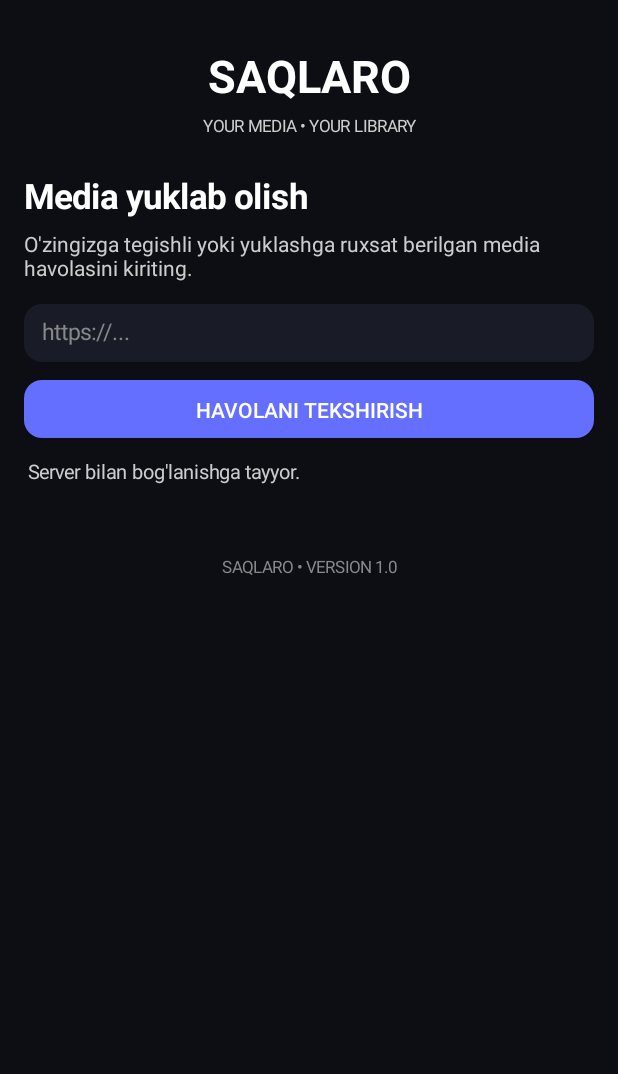
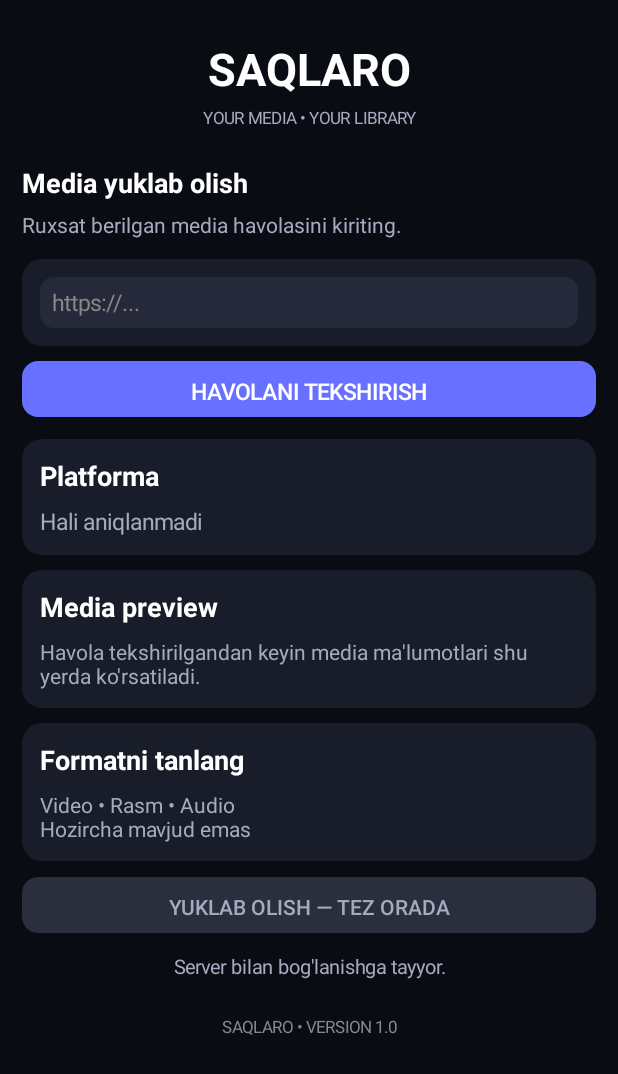
Before and after one commit to hayitboy850-ai/Saqlaro, an Android app: the screen it shows after launch (MainActivity), on a phone screen of 412 x 824 dp. Shown: the top 1074 px of the screen. Run offline under Robolectric (Android 15) with nearby library versions, the phone set to English and light mode, and no system bars.

Commit message:
Upgrade SAQLARO Android interface

```diff
--- a/android-app/app/src/main/java/com/saqlaro/app/MainActivity.java
+++ b/android-app/app/src/main/java/com/saqlaro/app/MainActivity.java
@@ -6,9 +6,11 @@ import android.graphics.Color;
 import android.graphics.Typeface;
 import android.graphics.drawable.GradientDrawable;
 import android.view.Gravity;
+import android.view.View;
 import android.widget.*;
 
 import org.json.JSONObject;
+import org.json.JSONArray;
 
 import java.io.BufferedReader;
 import java.io.InputStream;
@@ -19,13 +21,16 @@ import java.net.URL;
 
 public class MainActivity extends Activity {
 
-    int bg = Color.rgb(12, 14, 20);
-    int panel = Color.rgb(25, 28, 38);
-    int accent = Color.rgb(100, 110, 255);
+    int bg = Color.rgb(10, 12, 20);
+    int panel = Color.rgb(25, 29, 42);
+    int accent = Color.rgb(104, 112, 255);
+    int white = Color.WHITE;
+    int muted = Color.rgb(165, 170, 190);
 
     EditText linkInput;
-    TextView status;
-    Button download;
+    TextView status, platform, preview;
+    Button checkButton, downloadButton;
+    LinearLayout formatsBox;
 
     GradientDrawable shape(int color, int radius) {
         GradientDrawable d = new GradientDrawable();
@@ -42,6 +47,25 @@ public class MainActivity extends Activity {
         return t;
     }
 
+    TextView heading(String value) {
+        TextView t = text(value, 18, white);
+        t.setTypeface(null, Typeface.BOLD);
+        return t;
+    }
+
+    LinearLayout card() {
+        LinearLayout box = new LinearLayout(this);
+        box.setOrientation(LinearLayout.VERTICAL);
+        box.setPadding(18, 18, 18, 18);
+        box.setBackground(shape(panel, 20));
+        return box;
+    }
+
+    void space(LinearLayout root, int height) {
+        View v = new View(this);
+        root.addView(v, new LinearLayout.LayoutParams(-1, height));
+    }
+
     @Override
     protected void onCreate(Bundle savedInstanceState) {
         super.onCreate(savedInstanceState);
@@ -51,89 +75,148 @@ public class MainActivity extends Activity {
 
         LinearLayout root = new LinearLayout(this);
         root.setOrientation(LinearLayout.VERTICAL);
-        root.setPadding(24, 45, 24, 24);
+        root.setPadding(22, 38, 22, 25);
 
         scroll.addView(root);
         setContentView(scroll);
 
-        TextView logo = text("SAQLARO", 30, Color.WHITE);
+        TextView logo = text("SAQLARO", 30, white);
         logo.setTypeface(null, Typeface.BOLD);
         logo.setGravity(Gravity.CENTER);
         root.addView(logo);
 
         TextView subtitle = text(
-            "YOUR MEDIA • YOUR LIBRARY", 11, Color.LTGRAY
+            "YOUR MEDIA • YOUR LIBRARY", 11, muted
         );
         subtitle.setGravity(Gravity.CENTER);
-        subtitle.setPadding(0, 8, 0, 35);
+        subtitle.setPadding(0, 7, 0, 35);
         root.addView(subtitle);
 
-        TextView heading = text(
-            "Media yuklab olish", 23, Color.WHITE
-        );
-        heading.setTypeface(null, Typeface.BOLD);
-        root.addView(heading);
+        root.addView(heading("Media yuklab olish"));
 
         TextView description = text(
-            "O'zingizga tegishli yoki yuklashga ruxsat berilgan media havolasini kiriting.",
-            14, Color.LTGRAY
+            "Ruxsat berilgan media havolasini kiriting.",
+            14, muted
         );
-        description.setPadding(0, 10, 0, 22);
+        description.setPadding(0, 9, 0, 20);
         root.addView(description);
+
+        LinearLayout inputCard = card();
 
         linkInput = new EditText(this);
         linkInput.setSingleLine(true);
         linkInput.setHint("https://...");
         linkInput.setHintTextColor(Color.GRAY);
-        linkInput.setTextColor(Color.WHITE);
+        linkInput.setTextColor(white);
         linkInput.setTextSize(15);
-        linkInput.setPadding(18, 15, 18, 15);
-        linkInput.setBackground(shape(panel, 18));
-
-        root.addView(linkInput, new LinearLayout.LayoutParams(
-            -1, 58
+        linkInput.setPadding(12, 10, 12, 10);
+        linkInput.setBackground(shape(
+            Color.rgb(37, 41, 57), 14
         ));
 
-        download = new Button(this);
-        download.setText("HAVOLANI TEKSHIRISH");
-        download.setTextColor(Color.WHITE);
-        download.setBackground(shape(accent, 18));
+        inputCard.addView(linkInput);
+        root.addView(inputCard);
 
-        LinearLayout.LayoutParams bp =
-            new LinearLayout.LayoutParams(-1, 58);
-        bp.topMargin = 18;
-        root.addView(download, bp);
+        checkButton = new Button(this);
+        checkButton.setText("HAVOLANI TEKSHIRISH");
+        checkButton.setTextColor(white);
+        checkButton.setAllCaps(false);
+        checkButton.setTextSize(15);
+        checkButton.setBackground(shape(accent, 16));
+
+        LinearLayout.LayoutParams buttonParams =
+            new LinearLayout.LayoutParams(-1, 56);
+        buttonParams.topMargin = 15;
+        root.addView(checkButton, buttonParams);
+
+        space(root, 22);
+
+        LinearLayout platformCard = card();
+        platformCard.addView(heading("Platforma"));
+
+        platform = text("Hali aniqlanmadi", 15, muted);
+        platform.setPadding(0, 12, 0, 0);
+        platformCard.addView(platform);
+        root.addView(platformCard);
+
+        space(root, 15);
+
+        LinearLayout previewCard = card();
+        previewCard.addView(heading("Media preview"));
+
+        preview = text(
+            "Havola tekshirilgandan keyin media ma'lumotlari shu yerda ko'rsatiladi.",
+            14, muted
+        );
+        preview.setPadding(0, 12, 0, 0);
+        previewCard.addView(preview);
+        root.addView(previewCard);
+
+        space(root, 15);
+
+        LinearLayout formatCard = card();
+        formatCard.addView(heading("Formatni tanlang"));
+
+        formatsBox = new LinearLayout(this);
+        formatsBox.setOrientation(LinearLayout.VERTICAL);
+        formatsBox.setPadding(0, 12, 0, 0);
+
+        TextView formatInfo = text(
+            "Video • Rasm • Audio\nHozircha mavjud emas",
+            14, muted
+        );
+        formatsBox.addView(formatInfo);
+        formatCard.addView(formatsBox);
+        root.addView(formatCard);
+
+        downloadButton = new Button(this);
+        downloadButton.setText("YUKLAB OLISH — TEZ ORADA");
+        downloadButton.setTextColor(muted);
+        downloadButton.setAllCaps(false);
+        downloadButton.setEnabled(false);
+        downloadButton.setBackground(shape(
+            Color.rgb(43, 46, 60), 16
+        ));
+
+        LinearLayout.LayoutParams downloadParams =
+            new LinearLayout.LayoutParams(-1, 56);
+        downloadParams.topMargin = 16;
+        root.addView(downloadButton, downloadParams);
 
         status = text(
-            "Server bilan bog'lanishga tayyor.",
-            13, Color.LTGRAY
+            "Server bilan bog'lanishga tayyor.", 13, muted
         );
-        status.setPadding(4, 20, 4, 20);
+        status.setGravity(Gravity.CENTER);
+        status.setPadding(0, 20, 0, 10);
         root.addView(status);
 
         TextView footer = text(
             "SAQLARO • VERSION 1.0", 11, Color.GRAY
         );
         footer.setGravity(Gravity.CENTER);
-        footer.setPadding(0, 50, 0, 0);
+        footer.setPadding(0, 25, 0, 0);
         root.addView(footer);
 
-        download.setOnClickListener(v -> {
-            String url = linkInput.getText().toString().trim();
+        checkButton.setOnClickListener(v -> {
+            String link = linkInput.getText().toString().trim();
 
-            if (url.isEmpty()) {
+            if (link.isEmpty()) {
                 status.setText("Iltimos, havola kiriting.");
-            } else if (!url.startsWith("https://")) {
-                status.setText("Havola https:// bilan boshlanishi kerak.");
+            } else if (!link.startsWith("https://")) {
+                status.setText(
+                    "Havola https:// bilan boshlanishi kerak."
+                );
             } else {
-                checkLink(url);
+                checkLink(link);
             }
         });
     }
 
     private void checkLink(String link) {
-        download.setEnabled(false);
+        checkButton.setEnabled(false);
         status.setText("Server bilan bog'lanilmoqda...");
+        platform.setText("Tekshirilmoqda...");
+        preview.setText("Media ma'lumotlari kutilmoqda...");
 
         new Thread(() -> {
             HttpURLConnection connection = null;
@@ -143,13 +226,17 @@ public class MainActivity extends Activity {
                     "https://saqlaro.onrender.com/api/check"
                 );
 
-                connection = (HttpURLConnection) apiUrl.openConnection();
+                connection = (HttpURLConnection)
+                    apiUrl.openConnection();
+
                 connection.setRequestMethod("POST");
                 connection.setConnectTimeout(20000);
                 connection.setReadTimeout(20000);
                 connection.setDoOutput(true);
+
                 connection.setRequestProperty(
-                    "Content-Type", "application/json; charset=UTF-8"
+                    "Content-Type",
+                    "application/json; charset=UTF-8"
                 );
                 connection.setRequestProperty(
                     "Accept", "application/json"
@@ -158,22 +245,27 @@ public class MainActivity extends Activity {
                 JSONObject request = new JSONObject();
                 request.put("url", link);
 
-                try (OutputStream output = connection.getOutputStream()) {
-                    output.write(request.toString().getBytes("UTF-8"));
+                try (OutputStream output =
+                    connection.getOutputStream()) {
+                    output.write(
+                        request.toString().getBytes("UTF-8")
+                    );
                 }
 
-                int responseCode = connection.getResponseCode();
+                int code = connection.getResponseCode();
 
-                InputStream stream = responseCode >= 200 &&
-                    responseCode < 300
+                InputStream stream =
+                    code >= 200 && code < 300
                     ? connection.getInputStream()
                     : connection.getErrorStream();
 
                 StringBuilder result = new StringBuilder();
 
                 if (stream != null) {
-                    try (BufferedReader reader = new BufferedReader(
-                        new InputStreamReader(stream, "UTF-8"))) {
+                    try (BufferedReader reader =
+                        new BufferedReader(
+                            new InputStreamReader(stream, "UTF-8")
+                        )) {
                         String line;
                         while ((line = reader.readLine()) != null) {
                             result.append(line);
@@ -181,26 +273,82 @@ public class MainActivity extends Activity {
                     }
                 }
 
-                JSONObject response = new JSONObject(result.toString());
+                JSONObject response =
+                    new JSONObject(result.toString());
 
-                boolean success = response.optBoolean("success", false);
-                boolean accepted = response.optBoolean("accepted", false);
-                String platform = response.optString(
-                    "platform", "Noma'lum"
-                );
-                String message = response.optString(
-                    "message", "Server javobi olindi."
-                );
+                boolean success =
+                    response.optBoolean("success", false);
+
+                boolean accepted =
+                    response.optBoolean("accepted", false);
+
+                String detectedPlatform =
+                    response.optString("platform", "Noma'lum");
+
+                String message =
+                    response.optString(
+                        "message", "Server javobi olindi."
+                    );
+
+                boolean previewAvailable =
+                    response.optBoolean(
+                        "previewAvailable", false
+                    );
+
+                JSONArray formats =
+                    response.optJSONArray("formats");
 
                 runOnUiThread(() -> {
                     if (success && accepted) {
-                        status.setText(
-                            "Platforma: " + platform + "\n" + message
+                        platform.setText(
+                            detectedPlatform + " aniqlandi"
                         );
+
+                        if (previewAvailable) {
+                            preview.setText(
+                                "Media ma'lumotlari mavjud."
+                            );
+                        } else {
+                            preview.setText(
+                                "Media preview hozircha ulanmagan."
+                            );
+                        }
+
+                        formatsBox.removeAllViews();
+
+                        if (formats != null &&
+                            formats.length() > 0) {
+
+                            for (int i = 0;
+                                i < formats.length(); i++) {
+
+                                TextView item = text(
+                                    formats.optString(i),
+                                    14, muted
+                                );
+                                item.setPadding(0, 6, 0, 6);
+                                formatsBox.addView(item);
+                            }
+
+                        } else {
+                            TextView item = text(
+                                "Video • Rasm • Audio\nHozircha mavjud emas",
+                                14, muted
+                            );
+                            formatsBox.addView(item);
+                        }
+
+                        status.setText(message);
+
                     } else {
+                        platform.setText("Aniqlanmadi");
+                        preview.setText(
+                            "Havola tekshirilmadi."
+                        );
                         status.setText("Xatolik: " + message);
                     }
-                    download.setEnabled(true);
+
+                    checkButton.setEnabled(true);
                 });
 
             } catch (Exception e) {
@@ -208,7 +356,7 @@ public class MainActivity extends Activity {
                     status.setText(
                         "Server bilan bog'lanib bo'lmadi. Internetni tekshiring."
                     );
-                    download.setEnabled(true);
+                    checkButton.setEnabled(true);
                 });
 
             } finally {
```
